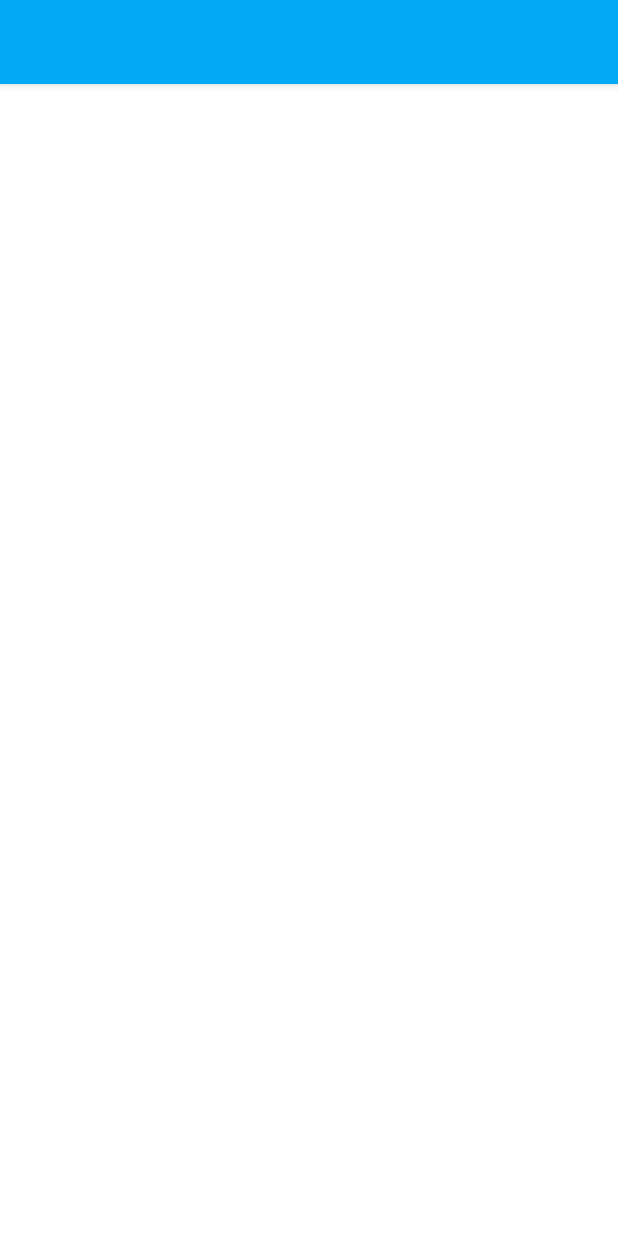
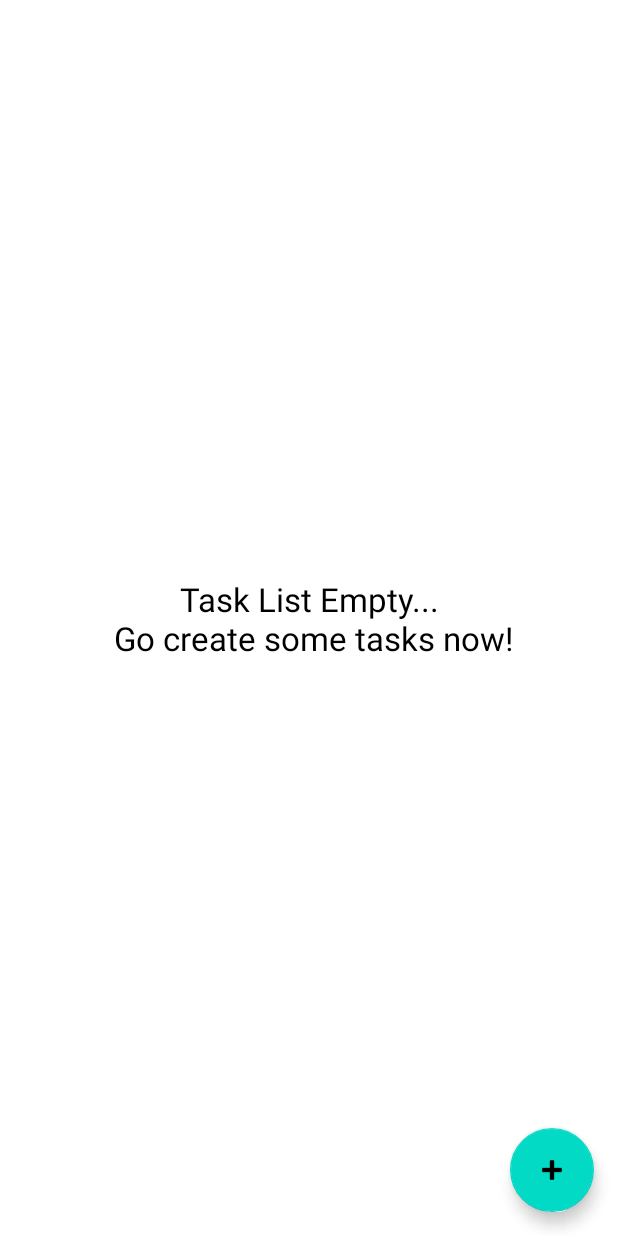
Before and after one commit to Irhutchi/Android-DIY-App, an Android app: the fragment DiyListFragment shown on its own in the app's theme, on a phone screen of 412 x 824 dp. Run offline under Robolectric (Android 15) with nearby library versions, the phone set to English and light mode, and no system bars; our stand-ins replace Timber, navigation-ui.

Commit message:
Introduce MVVM architecture pattern

```diff
--- a/app/build.gradle
+++ b/app/build.gradle
@@ -3,6 +3,8 @@ plugins {
     id 'kotlin-android'
     id 'kotlin-parcelize'
     id 'androidx.navigation.safeargs.kotlin'
+    id 'kotlin-kapt'
+
 }
 
 android {
@@ -34,6 +36,7 @@ android {
 
     buildFeatures {
         viewBinding true
+        dataBinding true
     }
 
 }
@@ -69,6 +72,8 @@ dependencies {
     implementation 'androidx.annotation:annotation:1.2.0'
     implementation 'androidx.lifecycle:lifecycle-livedata-ktx:2.3.1'
     implementation 'androidx.lifecycle:lifecycle-viewmodel-ktx:2.3.1'
+    // mvvm pattern enablement
+
 
 
     testImplementation 'junit:junit:4.+'
--- a/app/src/main/java/ie/wit/doityourself/adapters/DIYAdapter.kt
+++ b/app/src/main/java/ie/wit/doityourself/adapters/DIYAdapter.kt
@@ -5,18 +5,16 @@ import android.view.ViewGroup
 import androidx.recyclerview.widget.RecyclerView
 import com.squareup.picasso.Picasso
 import ie.wit.doityourself.databinding.CardDiytaskBinding
-import ie.wit.doityourself.fragments.DiyListFragment
 import ie.wit.doityourself.models.DIYModel
 
 // interface will represent click events on the task Card.
-interface DIYListener {
+interface DIYClickListener {
     fun onDIYClick(task: DIYModel)
 }
 
 // Adapter - accepts and installs an event handler based on the interface
 class DIYAdapter(private var tasks: List<DIYModel>,
-                 private val listener: DiyListFragment
-) :
+                 private val listener: DIYClickListener) :
     RecyclerView.Adapter<DIYAdapter.MainHolder>() {
 
 
@@ -38,7 +36,7 @@ class DIYAdapter(private var tasks: List<DIYModel>,
     class MainHolder(private val binding : CardDiytaskBinding) :
         RecyclerView.ViewHolder(binding.root) {
 
-        fun bind(task: DIYModel, listener: DIYListener) {
+        fun bind(task: DIYModel, listener: DIYClickListener) {
             binding.taskTitle.text = task.title
             binding.description.text = task.description
             binding.rgRating.text = task.rating
--- a/app/src/main/java/ie/wit/doityourself/fragments/DiyListFragment.kt
+++ /dev/null
@@ -1,115 +0,0 @@
-package ie.wit.doityourself.fragments
-
-
-import android.content.Intent
-import android.os.Bundle
-import android.view.*
-import androidx.activity.result.ActivityResultLauncher
-import androidx.activity.result.contract.ActivityResultContracts
-import androidx.fragment.app.Fragment
-import androidx.navigation.NavController
-import androidx.navigation.Navigation
-import androidx.navigation.findNavController
-import androidx.navigation.fragment.findNavController
-import androidx.navigation.ui.NavigationUI
-import androidx.recyclerview.widget.LinearLayoutManager
-import ie.wit.doityourself.R
-import ie.wit.doityourself.adapters.DIYAdapter
-import ie.wit.doityourself.adapters.DIYListener
-import ie.wit.doityourself.databinding.FragmentDiyListBinding
-import ie.wit.doityourself.main.MainApp
-import ie.wit.doityourself.models.DIYModel
-
-
-/**
- * A simple [Fragment] subclass.
- * Use the [DiyListFragment.newInstance] factory method to
- * create an instance of this fragment.
- */
-class DiyListFragment : Fragment(), DIYListener {
-    lateinit var app: MainApp // ref to mainApp object (1)
-    private var _fragBinding: FragmentDiyListBinding? = null
-    private val fragBinding get() = _fragBinding!!
-    private lateinit var refreshIntentLauncher : ActivityResultLauncher<Intent>
-
-    override fun onCreate(savedInstanceState: Bundle?) {
-        super.onCreate(savedInstanceState)
-        app = activity?.application as MainApp
-        setHasOptionsMenu(true)
-
-        registerRefreshCallback()
-    }
-
-    override fun onCreateView(
-        inflater: LayoutInflater, container: ViewGroup?,
-        savedInstanceState: Bundle?
-    ): View? {
-        _fragBinding = FragmentDiyListBinding.inflate(inflater, container, false)
-        val view = fragBinding.root
-        activity?.title = getString(R.string.action_diyList)
-//        activity?.title = getString(R.string.action_diyList)
-        loadDIYTasks()
-        return view
-    }
-
-
-    override fun onCreateOptionsMenu(menu: Menu, inflater: MenuInflater) {
-        inflater.inflate(R.menu.menu_list, menu)
-        super.onCreateOptionsMenu(menu, inflater)
-    }
-
-    override fun onOptionsItemSelected(item: MenuItem): Boolean {
-        return NavigationUI.onNavDestinationSelected(item,
-            requireView().findNavController()) || super.onOptionsItemSelected(item)
-    }
-
-    override fun onDIYClick(task: DIYModel) {
-//        findNavController().navigate(R.id.diyFragment)
-        findNavController().navigate(R.id.action_diyListFragment_to_diyFragment)
-    }
-
-    private fun loadDIYTasks() {
-        showDiyTasks(app.tasks.findAll())
-    }
-
-    fun showDiyTasks (tasks: List<DIYModel>) {
-        fragBinding.recyclerView.adapter = DIYAdapter(tasks, this)
-        fragBinding.recyclerView.adapter?.notifyDataSetChanged()
-    }
-
-    companion object {
-        @JvmStatic
-        fun newInstance() =
-            DiyListFragment().apply {
-                arguments = Bundle().apply {}
-            }
-    }
-
-    override fun onDestroyView() {
-        super.onDestroyView()
-        _fragBinding = null
-    }
-
-    override fun onResume() {
-        super.onResume()
-        activity?.title = getString(R.string.action_diyList)
-        fragBinding.recyclerView.layoutManager = LinearLayoutManager(activity)
-        fragBinding.recyclerView.adapter = DIYAdapter(app.tasks.findAll(),this)
-
-    }
-
-    // Register the callback
-    private fun registerRefreshCallback() {
-        refreshIntentLauncher =
-            registerForActivityResult(ActivityResultContracts.StartActivityForResult())
-            { loadDIYTasks() }
-    }
-}
-
-
-//        nav2task?.navigate(R.id.action_diyListFragment_to_diyFragment)
-//        FragmentDiyBinding activity = (DiyFragment) getActivity()
-//        val launcherIntent = Intent(this, DiyFragment::class.java)
-//        // passing the task to the actvity, enabled via the parcelable mechanism
-//        launcherIntent.putExtra("task_edit", task)
-//        refreshIntentLauncher.launch(launcherIntent)
--- a/app/src/main/java/ie/wit/doityourself/main/MainApp.kt
+++ b/app/src/main/java/ie/wit/doityourself/main/MainApp.kt
@@ -6,24 +6,21 @@ package ie.wit.doityourself.main
 */
 
 import android.app.Application
-import ie.wit.doityourself.models.DIYJSONStore
-import ie.wit.doityourself.models.DIYMemStore
-import ie.wit.doityourself.models.DIYModel
-import ie.wit.doityourself.models.DIYStore
+import ie.wit.doityourself.models.DIYManager
 import timber.log.Timber
-import timber.log.Timber.i
 
 
 class MainApp : Application() {
 
 //    lateinit var diyStore: DIYStore
-    lateinit var tasks: DIYStore
+//    lateinit var tasks: DIYStore
 
     override fun onCreate() {
         super.onCreate()
         Timber.plant(Timber.DebugTree())
+//        diyStore = DIYManager()
 //        diyStore = DIYMemStore()
-        tasks = DIYJSONStore(applicationContext)
-        i("DIY App started")
+//        tasks = DIYJSONStore(applicationContext)
+        Timber.i("DIY App started")
     }
 }
--- a/app/src/main/java/ie/wit/doityourself/models/DIYMemStore.kt
+++ b/app/src/main/java/ie/wit/doityourself/models/DIYManager.kt
@@ -1,5 +1,6 @@
 package ie.wit.doityourself.models
 
+import androidx.lifecycle.MutableLiveData
 import timber.log.Timber
 import timber.log.Timber.i
 
@@ -10,12 +11,13 @@ internal fun getId(): Long {
 }
 
 
-class DIYMemStore: DIYStore {
+object DIYManager: DIYStore {
 
-    val tasks = ArrayList<DIYModel>()
+    private val tasks = ArrayList<DIYModel>()
 
-    override fun findAll(): List<DIYModel> {
-        return tasks
+    override fun findAll() {
+//        taskList: MutableLiveData<List<DIYModel>>
+//        return tasks
     }
 
     override fun create(task: DIYModel) {
@@ -23,6 +25,12 @@ class DIYMemStore: DIYStore {
         tasks.add(task)
         logAll()
     }
+
+//    override fun create(task: DIYModel) {
+//        task.id = getId()
+//        tasks.add(task)
+//        logAll()
+//    }
 
     override fun update(task: DIYModel) {
         var foundTask: DIYModel? = tasks.find { t -> t.id == task.id }
--- a/app/src/main/java/ie/wit/doityourself/models/DIYStore.kt
+++ b/app/src/main/java/ie/wit/doityourself/models/DIYStore.kt
@@ -1,7 +1,9 @@
 package ie.wit.doityourself.models
 
+import androidx.lifecycle.MutableLiveData
+
 interface DIYStore {
-    fun findAll(): List<DIYModel>
+    fun findAll()
     fun create(task: DIYModel)
     fun update(task: DIYModel)
     fun delete(task: DIYModel)
--- /dev/null
+++ b/app/src/main/java/ie/wit/doityourself/ui/List/DIYListViewModel.kt
@@ -0,0 +1,31 @@
+package ie.wit.doityourself.ui.List
+
+import androidx.lifecycle.LiveData
+import androidx.lifecycle.MutableLiveData
+import androidx.lifecycle.ViewModel
+import ie.wit.doityourself.models.DIYManager
+import ie.wit.doityourself.models.DIYModel
+import timber.log.Timber
+
+class DIYListViewModel : ViewModel() {
+
+    private val taskList = MutableLiveData<List<DIYModel>>()
+
+    val observableTaskList: LiveData<List<DIYModel>>
+        get() = taskList
+
+    init {
+        load()
+    }
+
+    fun load() {
+        try {
+            DIYManager.findAll()
+            Timber.i("Retrofit Success : $taskList.value")
+        }
+        catch (e: Exception) {
+            Timber.i("Retrofit Error : $e.message")
+        }
+//        taskList.value = DIYManager.findAll()
+    }
+}
--- /dev/null
+++ b/app/src/main/java/ie/wit/doityourself/ui/List/DiyListFragment.kt
@@ -0,0 +1,134 @@
+package ie.wit.doityourself.ui.List
+
+
+import android.content.Intent
+import android.os.Bundle
+import android.view.*
+import androidx.activity.result.ActivityResultLauncher
+import androidx.fragment.app.Fragment
+import androidx.navigation.findNavController
+import androidx.navigation.fragment.findNavController
+import androidx.navigation.ui.NavigationUI
+import androidx.recyclerview.widget.LinearLayoutManager
+import ie.wit.doityourself.R
+import ie.wit.doityourself.adapters.DIYAdapter
+import ie.wit.doityourself.adapters.DIYClickListener
+import ie.wit.doityourself.databinding.FragmentDiyListBinding
+import ie.wit.doityourself.main.MainApp
+import ie.wit.doityourself.models.DIYModel
+import androidx.lifecycle.Observer
+import androidx.lifecycle.ViewModelProvider
+import com.google.android.material.floatingactionbutton.FloatingActionButton
+
+
+class DiyListFragment : Fragment(), DIYClickListener {
+    lateinit var app: MainApp // ref to mainApp object (1)
+    private var _fragBinding: FragmentDiyListBinding? = null
+    private val fragBinding get() = _fragBinding!!
+    private lateinit var diyListViewModel:  DIYListViewModel
+    private lateinit var refreshIntentLauncher : ActivityResultLauncher<Intent>
+
+    override fun onCreate(savedInstanceState: Bundle?) {
+        super.onCreate(savedInstanceState)
+        app = activity?.application as MainApp
+        setHasOptionsMenu(true)
+
+//        registerRefreshCallback()
+    }
+
+    override fun onCreateView(
+        inflater: LayoutInflater, container: ViewGroup?,
+        savedInstanceState: Bundle?,
+    ): View? {
+        _fragBinding = FragmentDiyListBinding.inflate(inflater, container, false)
+        val view = fragBinding.root
+
+        fragBinding.recyclerView.layoutManager = LinearLayoutManager(activity)
+
+        diyListViewModel = ViewModelProvider(this).get(DIYListViewModel::class.java)
+        diyListViewModel.observableTaskList.observe(viewLifecycleOwner, Observer {
+            tasks ->
+            tasks?.let { render(tasks) }
+            tasks
+        })
+
+        val fab: FloatingActionButton = fragBinding.fab
+        fab.setOnClickListener {
+//            val action = DiyListFragmentDirections.actionDiyListFragmentToDiyFragment()
+            findNavController().navigate(R.id.diyFragment)
+        }
+
+//        activity?.title = getString(R.string.action_diyList)
+//        activity?.title = getString(R.string.action_diyList)
+//        loadDIYTasks()
+        return view
+    }
+
+
+    override fun onCreateOptionsMenu(menu: Menu, inflater: MenuInflater) {
+        inflater.inflate(R.menu.menu_list, menu)
+        super.onCreateOptionsMenu(menu, inflater)
+    }
+
+    override fun onOptionsItemSelected(item: MenuItem): Boolean {
+        return NavigationUI.onNavDestinationSelected(item,
+            requireView().findNavController()) || super.onOptionsItemSelected(item)
+    }
+
+    override fun onDIYClick(task: DIYModel) {
+//        val editTask = activity?.intent!!.extras!!.getString("task_edit")
+//        val launcherIntent = Intent(this, DiyFragment::class.java)
+//        activity?.intent!!.hasExtra("task_edit")
+//        val action = DiyListFragmentDirections.actionDiyListFragmentToAboutusFragment()
+        findNavController().navigate(R.id.diyFragment)
+    }
+
+    private fun render(taskList: List<DIYModel>) {
+        fragBinding.recyclerView.adapter = DIYAdapter(taskList, this)
+        if (taskList.isEmpty()) {
+            fragBinding.recyclerView.visibility = View.GONE
+            fragBinding.noTasksFound.visibility = View.VISIBLE
+        } else {
+            fragBinding.recyclerView.visibility = View.VISIBLE
+            fragBinding.noTasksFound.visibility = View.GONE
+        }
+    }
+
+//    private fun loadDIYTasks() {
+//        showDiyTasks(app.tasks.findAll())
+//    }
+//
+//    fun showDiyTasks (tasks: List<DIYModel>) {
+//        fragBinding.recyclerView.adapter = DIYAdapter(tasks, this)
+//        fragBinding.recyclerView.adapter?.notifyDataSetChanged()
+//    }
+
+    companion object {
+        @JvmStatic
+        fun newInstance() =
+            DiyListFragment().apply {
+                arguments = Bundle().apply {}
+            }
+    }
+
+    override fun onDestroyView() {
+        super.onDestroyView()
+        _fragBinding = null
+    }
+
+    override fun onResume() {
+        super.onResume()
+        diyListViewModel.load()
+//        activity?.title = getString(R.string.action_diyList)
+//        fragBinding.recyclerView.layoutManager = LinearLayoutManager(activity)
+//        fragBinding.recyclerView.adapter = DIYAdapter(app.tasks.findAll(),this)
+
+    }
+
+    // Register the callback
+//    private fun registerRefreshCallback() {
+//        refreshIntentLauncher =
+//            registerForActivityResult(ActivityResultContracts.StartActivityForResult())
+//            { loadDIYTasks() }
+//    }
+}
--- a/app/src/main/res/layout/fragment_diy.xml
+++ b/app/src/main/res/layout/fragment_diy.xml
@@ -5,7 +5,7 @@
     android:id="@+id/diyFragment"
     android:layout_width="match_parent"
     android:layout_height="match_parent"
-    tools:context=".fragments.DiyFragment">
+    tools:context=".ui.Diy.DiyFragment">
 
     <RelativeLayout
         android:layout_width="match_parent"
--- a/app/src/main/res/layout/fragment_diy_list.xml
+++ b/app/src/main/res/layout/fragment_diy_list.xml
@@ -1,39 +1,45 @@
 <?xml version="1.0" encoding="utf-8"?>
-<androidx.constraintlayout.widget.ConstraintLayout xmlns:android="http://schemas.android.com/apk/res/android"
+<androidx.constraintlayout.widget.ConstraintLayout
+    xmlns:android="http://schemas.android.com/apk/res/android"
     xmlns:app="http://schemas.android.com/apk/res-auto"
     xmlns:tools="http://schemas.android.com/tools"
     android:id="@+id/diyListFragment"
     android:layout_width="match_parent"
     android:layout_height="match_parent"
-    tools:context=".fragments.DiyListFragment">
-
-    <com.google.android.material.appbar.AppBarLayout
-        android:id="@+id/appBarLayout"
-        android:layout_width="match_parent"
-        android:layout_height="wrap_content"
-        android:background="@color/colorAccent"
-        android:fitsSystemWindows="true"
-        android:theme="@style/ThemeOverlay.AppCompat.Dark.ActionBar"
-        tools:ignore="MissingConstraints">
-
-        <androidx.appcompat.widget.Toolbar
-            android:id="@+id/toolbar"
-            android:layout_width="match_parent"
-            android:layout_height="wrap_content"
-            app:titleTextColor="@color/colorPrimary" />
-    </com.google.android.material.appbar.AppBarLayout>
+    tools:context=".ui.List.DiyListFragment">
 
     <androidx.recyclerview.widget.RecyclerView
         android:id="@+id/recyclerView"
-        android:layout_width="0dp"
-        android:layout_height="0dp"
-        android:layout_marginStart="8dp"
-        android:layout_marginTop="8dp"
-        android:layout_marginEnd="8dp"
-        android:layout_marginBottom="8dp"
+        android:layout_width="401dp"
+        android:layout_height="658dp"
         app:layout_constraintBottom_toBottomOf="parent"
         app:layout_constraintEnd_toEndOf="parent"
         app:layout_constraintStart_toStartOf="parent"
-        app:layout_constraintTop_toBottomOf="@+id/appBarLayout" />
+        app:layout_constraintTop_toTopOf="parent" />
+
+    <TextView
+        android:id="@+id/noTasksFound"
+        android:layout_width="wrap_content"
+        android:layout_height="wrap_content"
+        android:text="@string/noTasksFound"
+        android:textAlignment="center"
+        android:textAppearance="@style/TextAppearance.AppCompat.Large"
+        android:textColor="@color/colorPrimaryDark"
+        app:layout_constraintBottom_toBottomOf="parent"
+        app:layout_constraintEnd_toEndOf="parent"
+        app:layout_constraintStart_toStartOf="parent"
+        app:layout_constraintTop_toTopOf="parent"
+        tools:text="Donations not Found." />
+
+    <com.google.android.material.floatingactionbutton.FloatingActionButton
+        android:id="@+id/fab"
+        android:layout_width="wrap_content"
+        android:layout_height="wrap_content"
+        android:layout_gravity="bottom|end"
+        android:layout_margin="@dimen/fab_margin"
+        app:layout_constraintBottom_toBottomOf="parent"
+        app:layout_constraintEnd_toEndOf="parent"
+        app:srcCompat="@android:drawable/ic_input_add"
+        android:contentDescription="TODO" />
 
 </androidx.constraintlayout.widget.ConstraintLayout>
--- a/app/src/main/res/navigation/nav_graph.xml
+++ b/app/src/main/res/navigation/nav_graph.xml
@@ -6,7 +6,7 @@
     app:startDestination="@id/diyListFragment">
     <fragment
         android:id="@+id/diyListFragment"
-        android:name="ie.wit.doityourself.fragments.DiyListFragment"
+        android:name="ie.wit.doityourself.ui.List.DiyListFragment"
         android:label="Task List"
         tools:layout="@layout/fragment_diy_list">
         <action
@@ -26,7 +26,7 @@
     </fragment>
     <fragment
         android:id="@+id/diyFragment"
-        android:name="ie.wit.doityourself.fragments.DiyFragment"
+        android:name="ie.wit.doityourself.ui.Diy.DiyFragment"
         android:label="Do It Yourself"
         tools:layout="@layout/fragment_diy" >
         <action
--- a/app/src/main/res/values/dimens.xml
+++ b/app/src/main/res/values/dimens.xml
@@ -8,4 +8,6 @@
     <!-- Default screen margins, per the Android Design guidelines. -->
     <dimen name="fragment_horizontal_margin">16dp</dimen>
     <dimen name="fragment_vertical_margin">16dp</dimen>
+    <!-- floating action button   -->
+    <dimen name="fab_margin">16dp</dimen>
 </resources>
--- a/app/src/main/res/values/strings.xml
+++ b/app/src/main/res/values/strings.xml
@@ -53,6 +53,11 @@
         holiday decor this is the space for you! Ideas that can help you save on money and transform
         from boring to fabulous.</string>
 
+    <!-- list view strings   -->
+    <string name="noTasksFound">Task List Empty...\n Go create some tasks now!</string>
+
+    <string name="createTaskError">Error : Unable to create a new DIY task...</string>
+
 
 
 
```
Also changed, not shown: app/src/main/java/ie/wit/doityourself/models/DIYJSONStore.kt (+101 -101 lines), app/src/main/java/ie/wit/doityourself/ui/Diy/DiyFragment.kt (renamed from app/src/main/java/ie/wit/doityourself/fragments/DiyFragment.kt, +37 -28 lines), app/src/main/java/ie/wit/doityourself/ui/Diy/DiyVViewModel.kt (added, +24 -0 lines).
